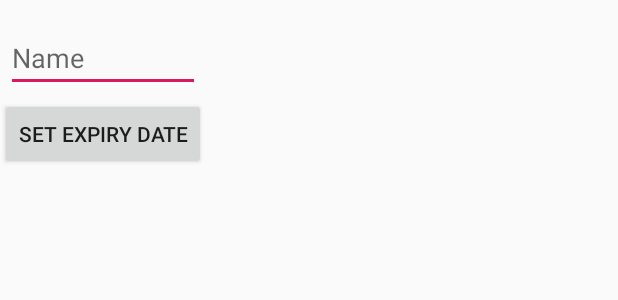
After one commit to SeeminSyed/WhatsInMyFridge, an Android app: the layout add_item_dialog.xml on its own in the app's theme, with its tools: preview values and no code run, on a phone screen of 412 x 824 dp. The commit adds this screen. Shown: the top 300 px of the screen. Run offline under Robolectric (Android 15) with nearby library versions, the phone set to English and light mode, and no system bars.

Commit message:
add dialog for new fridge item

```diff
--- /dev/null
+++ b/WhatsInMyFridge/app/src/main/res/layout/add_item_dialog.xml
@@ -0,0 +1,22 @@
+<?xml version="1.0" encoding="utf-8"?>
+<LinearLayout xmlns:android="http://schemas.android.com/apk/res/android"
+    android:orientation="vertical"
+    android:layout_width="wrap_content"
+    android:layout_height="wrap_content">
+    <EditText
+        android:id="@+id/username"
+        android:inputType="textEmailAddress"
+        android:layout_width="match_parent"
+        android:layout_height="wrap_content"
+        android:layout_marginTop="16dp"
+        android:layout_marginLeft="4dp"
+        android:layout_marginRight="4dp"
+        android:layout_marginBottom="4dp"
+        android:hint="Name" />
+    <Button
+        android:id="@+id/expiry_date_btn"
+        android:layout_width="wrap_content"
+        android:layout_height="wrap_content"
+        android:onClick="openCalendarDialog"
+        android:text="Set Expiry Date"/>
+</LinearLayout>
--- a/WhatsInMyFridge/app/src/main/res/layout/fragment_fridge.xml
+++ b/WhatsInMyFridge/app/src/main/res/layout/fragment_fridge.xml
@@ -18,4 +18,9 @@
             app:layout_constraintTop_toTopOf="parent"
             tools:layout_constraintLeft_creator="1"
             tools:layout_constraintTop_creator="1" />
+        <Button
+            android:id="@+id/add_item_button"
+            android:layout_width="wrap_content"
+            android:layout_height="wrap_content"
+            android:text="add item"/>
 </android.support.constraint.ConstraintLayout>
```
Also changed, not shown: WhatsInMyFridge/app/src/main/java/com/example/android/whatsinmyfridge/AddFridgeItemDialog.java (added, +37 -0 lines), WhatsInMyFridge/app/src/main/java/com/example/android/whatsinmyfridge/DatePickerFragment.java (added, +31 -0 lines), WhatsInMyFridge/app/src/main/java/com/example/android/whatsinmyfridge/FridgeFragment.java (+20 -0 lines), WhatsInMyFridge/app/src/main/java/com/example/android/whatsinmyfridge/MainActivity.java (+13 -1 lines).
